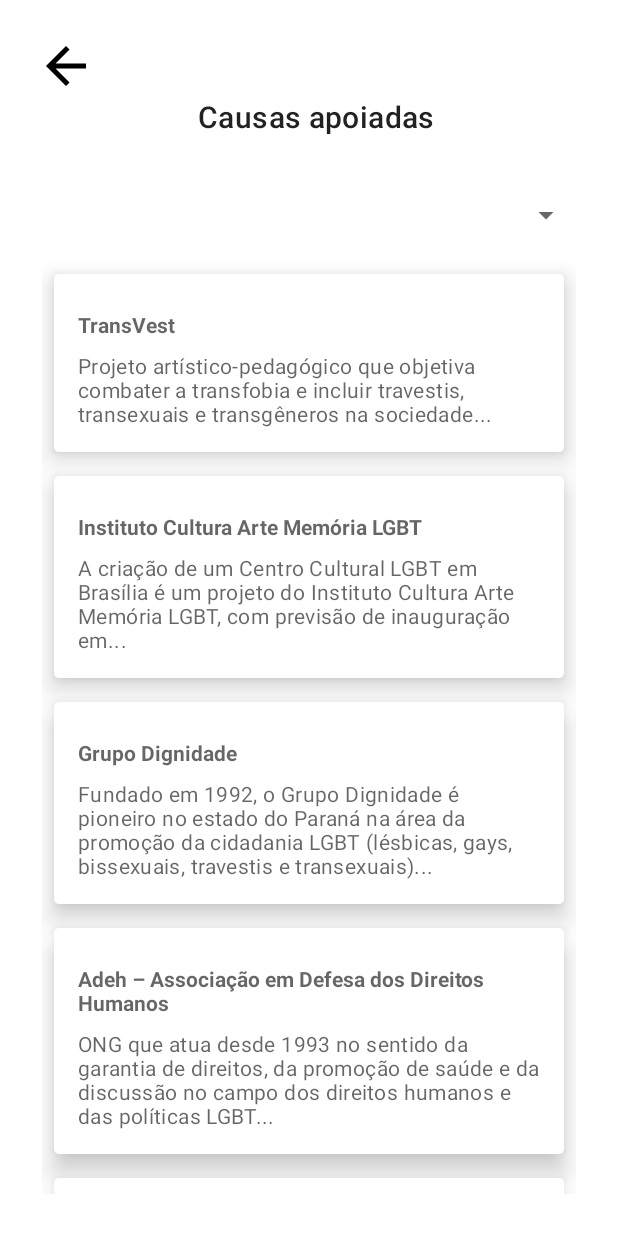
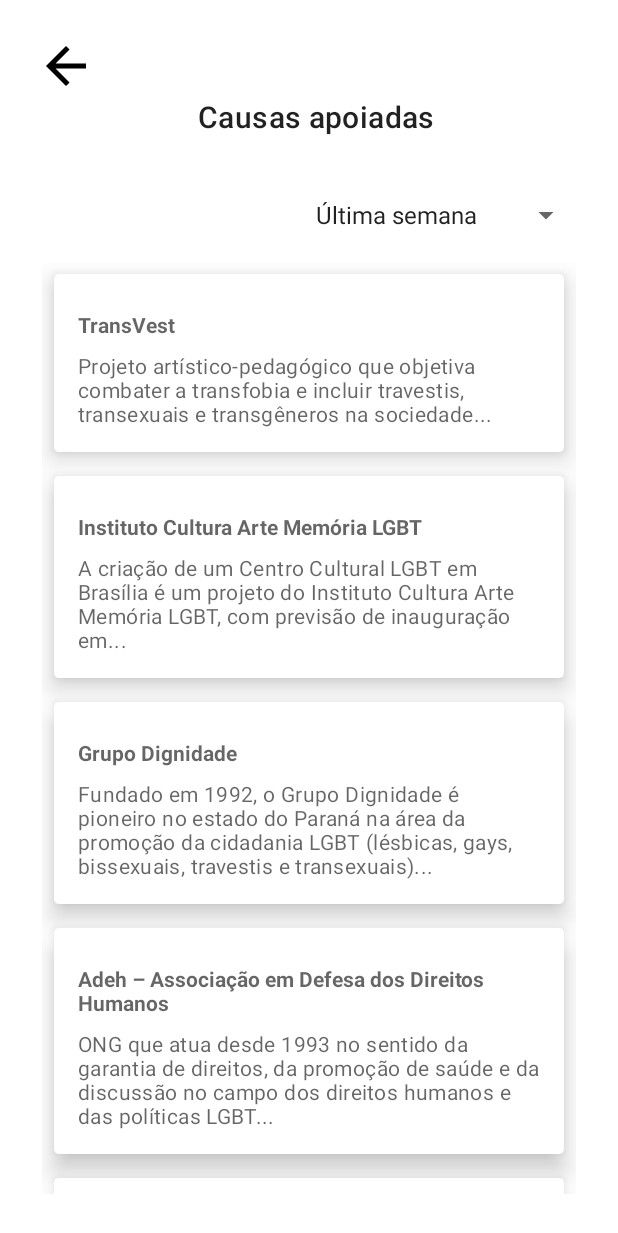
Before and after one commit to CristianeMaragno/Rainbow, an Android app: the RevertidoCaridadeActivity screen opened directly, with no data from a screen before it, on a phone screen of 412 x 824 dp. Shown: the top 1233 px of the screen. Run offline under Robolectric (Android 15) with nearby library versions, the phone set to English and light mode, and no system bars.

Commit message:
Layouts básicos

```diff
--- a/app/src/main/java/com/cristianerm/rainbow/RevertidoCaridadeActivity.kt
+++ b/app/src/main/java/com/cristianerm/rainbow/RevertidoCaridadeActivity.kt
@@ -1,11 +1,11 @@
 package com.cristianerm.rainbow
 
 import android.content.Intent
+import android.os.Bundle
+import android.widget.ArrayAdapter
+import android.widget.Spinner
 import androidx.appcompat.app.AppCompatActivity
-import android.os.Bundle
 import androidx.recyclerview.widget.LinearLayoutManager
-import kotlinx.android.synthetic.main.activity_main_functionalities.*
-import kotlinx.android.synthetic.main.activity_main_functionalities.recyclerView_promotions
 import kotlinx.android.synthetic.main.activity_revertido_caridade.*
 
 class RevertidoCaridadeActivity : AppCompatActivity() {
@@ -25,6 +25,19 @@ class RevertidoCaridadeActivity : AppCompatActivity() {
             layoutManager = LinearLayoutManager(context)
             caridadeRecyclerViewAdapter = CaridadeRecyclerViewAdapter()
             adapter = caridadeRecyclerViewAdapter
+        }
+
+        val spinner: Spinner = findViewById(R.id.caridade_periodo_spinner)
+        // Create an ArrayAdapter using the string array and a default spinner layout
+        ArrayAdapter.createFromResource(
+            this,
+            R.array.filter,
+            android.R.layout.simple_spinner_item
+        ).also { adapter ->
+            // Specify the layout to use when the list of choices appears
+            adapter.setDropDownViewResource(android.R.layout.simple_spinner_dropdown_item)
+            // Apply the adapter to the spinner
+            spinner.adapter = adapter
         }
 
         val list = ArrayList<CaridadeInformation>()
--- a/app/src/main/res/layout/activity_revertido_caridade.xml
+++ b/app/src/main/res/layout/activity_revertido_caridade.xml
@@ -32,7 +32,7 @@
 
         <Spinner
             android:id="@+id/caridade_periodo_spinner"
-            android:layout_width="150dp"
+            android:layout_width="185dp"
             android:layout_height="wrap_content"
             android:layout_marginTop="40dp"
             android:layout_gravity="right"/>
--- a/app/src/main/res/values/strings.xml
+++ b/app/src/main/res/values/strings.xml
@@ -1,3 +1,9 @@
 <resources>
     <string name="app_name">Rainbow</string>
+
+    <string-array name="filter">
+        <item>Última semana</item>
+        <item>Último mês</item>
+        <item>Último ano</item>
+    </string-array>
 </resources>
```
